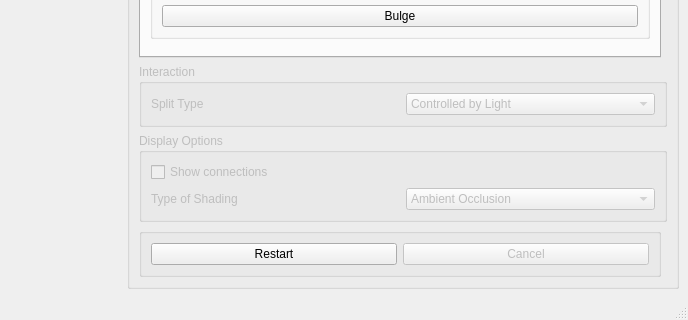
Before: the Qt Designer form ui/GUI.ui in eulersson/CellGrowth, drawn with Qt 5; both pictures show x 434 to 1122 and y 264 to 584 of the 1122 by 584 pixel window.
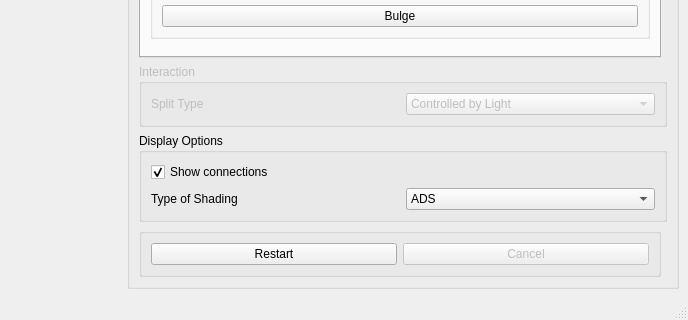
After: the same form once the commit is applied.

What changed in the file:
```diff
--- a/ui/GUI.ui
+++ b/ui/GUI.ui
@@ -310,7 +310,7 @@
        <item row="3" column="0" colspan="2">
         <widget class="QGroupBox" name="groupBox_4">
          <property name="enabled">
-          <bool>false</bool>
+          <bool>true</bool>
          </property>
          <property name="sizePolicy">
           <sizepolicy hsizetype="Expanding" vsizetype="Fixed">
@@ -333,6 +333,9 @@
             <property name="text">
              <string>Show connections</string>
             </property>
+            <property name="checked">
+             <bool>true</bool>
+            </property>
            </widget>
           </item>
           <item row="1" column="0">
@@ -343,10 +346,13 @@
            </widget>
           </item>
           <item row="1" column="1">
-           <widget class="QComboBox" name="m_shadineType">
+           <widget class="QComboBox" name="m_shadingType">
+            <property name="currentText">
+             <string>ADS</string>
+            </property>
             <item>
              <property name="text">
-              <string>Ambient Occlusion</string>
+              <string>ADS</string>
              </property>
             </item>
             <item>
```
Left out of the diff: 2 changed lines with no effect on the pictures.
